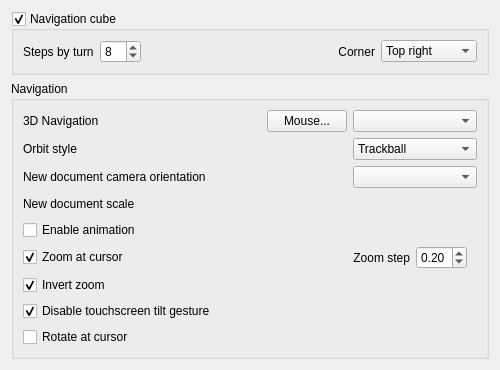
First picture: the form in src/Gui/DlgSettingsNavigation.ui, repository southseact-3d/fcd, before the edit.
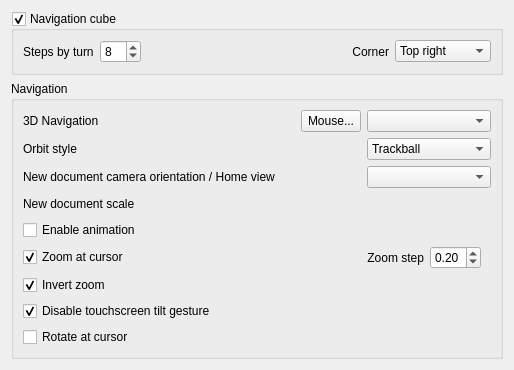
Second picture: the form after the edit. Custom widgets are drawn as their Qt base class.

Commit message: [Standard Views] add Home view command.  Default shortcut is 'Home' key.  Restores camera orientation to current home view, configurable in edit menu -> preferences -> display -> navigation -> New Document Camera Orientation / Home view.

Patch:
```diff
--- a/src/Gui/DlgSettingsNavigation.ui
+++ b/src/Gui/DlgSettingsNavigation.ui
@@ -234,7 +234,7 @@
         <item row="2" column="0">
          <widget class="QLabel" name="newDocViewLabel">
           <property name="text">
-           <string>New document camera orientation</string>
+           <string>New document camera orientation / Home view</string>
           </property>
          </widget>
         </item>
```
Left out of the diff: 2 changed lines with no effect on the pictures. The commit also changes 2 other files.
